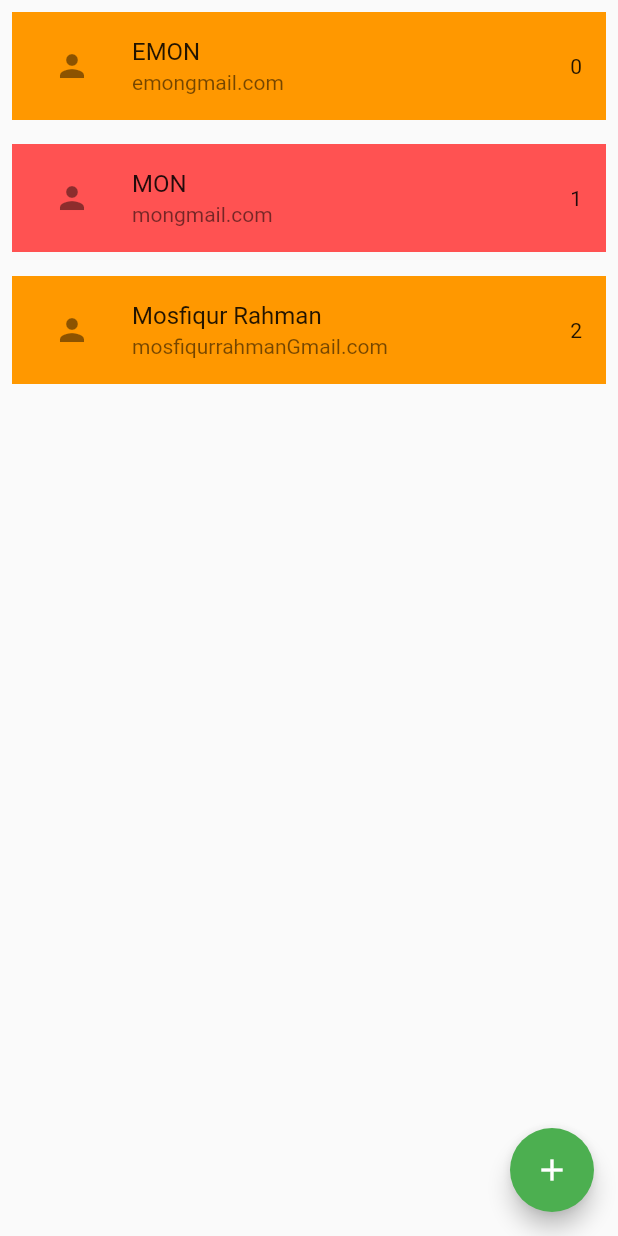
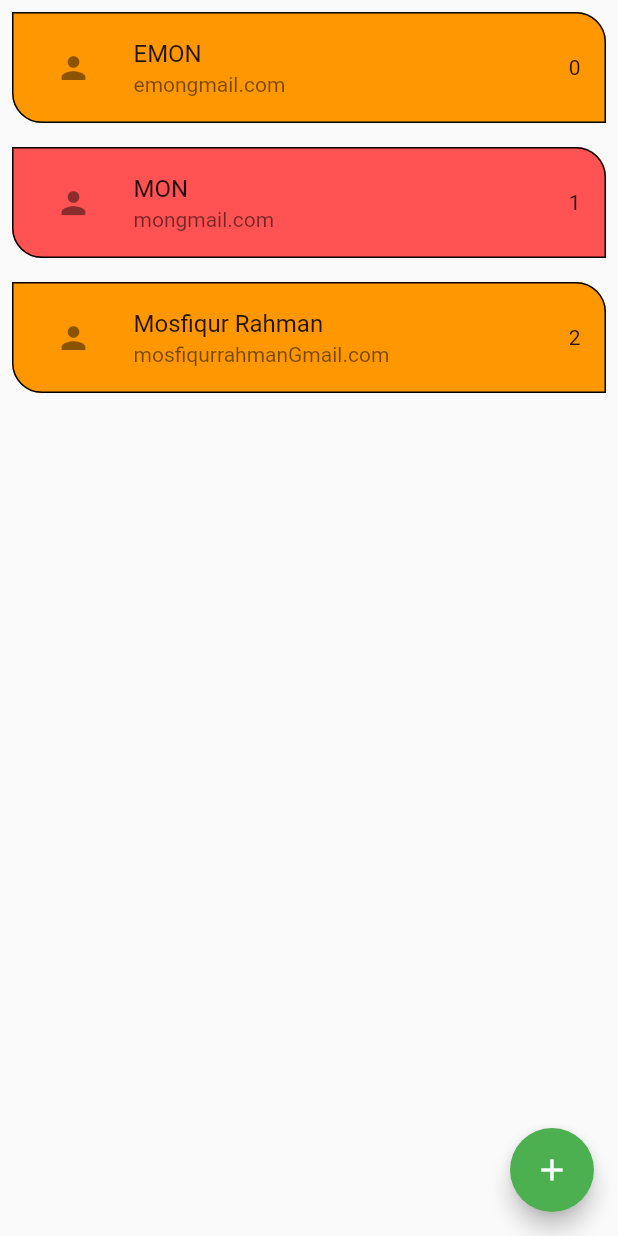
Before and after one commit to EmonSarkarr/Employee-Management-System, a Flutter app: the screen it shows after launch, on a phone screen of 412 x 824 dp. Run offline on Flutter 3.47's test engine with Material 2 defaults, Android fonts, the phone set to English and light mode, and no system bars; our stand-ins replace image_picker.

Commit message:
Simple changes

```diff
--- a/lib/screens/employee_details_page.dart
+++ b/lib/screens/employee_details_page.dart
@@ -81,7 +81,7 @@ class _EmployeeDetailsPageState extends State<EmployeeDetailsPage> {
                 Padding(
                   padding: const EdgeInsets.all(8.0),
                   child: ListTile(
-                      contentPadding: EdgeInsets.all(15),
+                      contentPadding:const EdgeInsets.all(15),
                       onTap: () {},
                       shape: OutlineInputBorder(
                           borderRadius: BorderRadius.circular(20)),
--- a/lib/screens/employee_page.dart
+++ b/lib/screens/employee_page.dart
@@ -30,7 +30,13 @@ class _EmployeePageState extends State<EmployeePage> {
             final emp = empList[index];
             return Padding(
               padding: const EdgeInsets.all(8.0),
+
               child: ListTile(
+                  shape: const OutlineInputBorder(
+                      borderRadius: BorderRadius.only(
+                          bottomLeft: Radius.circular(20),
+                          topRight: Radius.circular(20))),
+
                 title: Text(emp.name),
                 subtitle: Text(emp.email),
                 trailing: Text("$index"),
```
